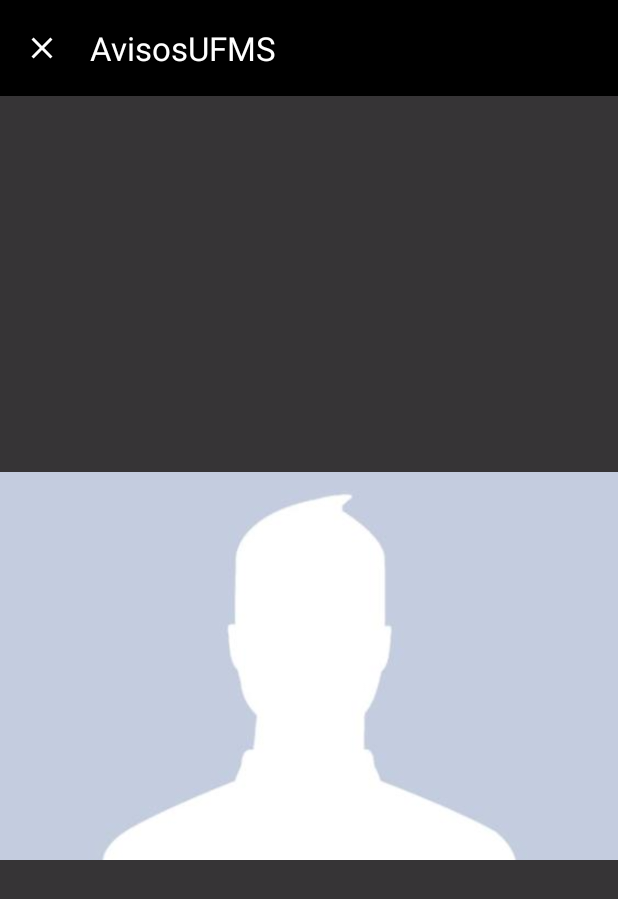
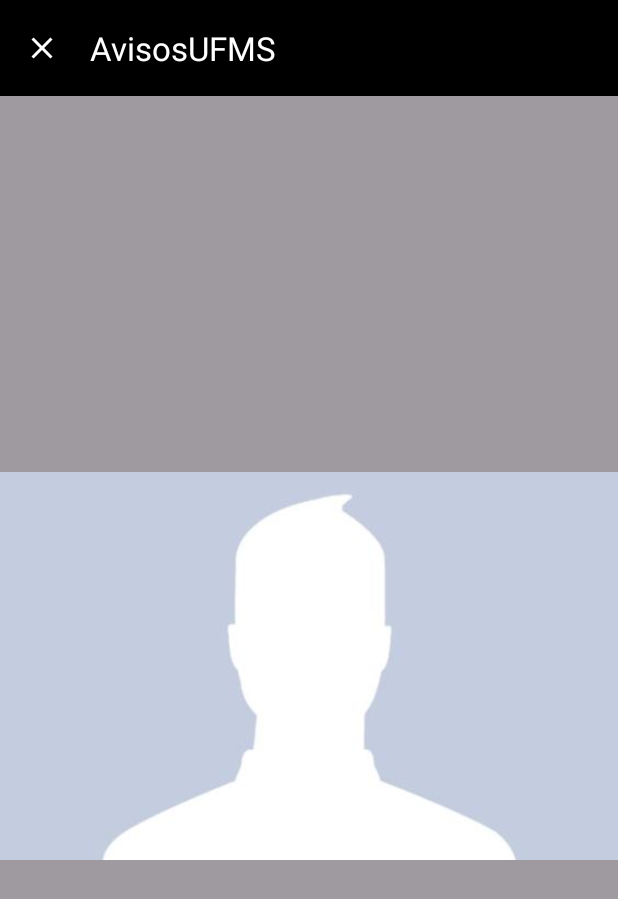
Before and after one commit to GabrielPortari/AvisosUFMS, an Android app: the VisualizarFotoActivity screen opened directly, with no data from a screen before it, on a phone screen of 412 x 824 dp. Shown: the top 899 px of the screen. Run offline under Robolectric (Android 15) with nearby library versions, the phone set to English and light mode, and no system bars; our stand-ins replace CircleImageView.

```diff
--- a/app/src/main/res/values/colors.xml
+++ b/app/src/main/res/values/colors.xml
@@ -1,7 +1,7 @@
 <?xml version="1.0" encoding="utf-8"?>
 <resources>
     <color name="black">#FF000000</color>
-    <color name="black_transparent">#C9000000</color>
+    <color name="black_transparent">#60000000</color>
     <color name="dark_gray">#FF696969</color>
     <color name="white">#FFFFFFFF</color>
 
```
